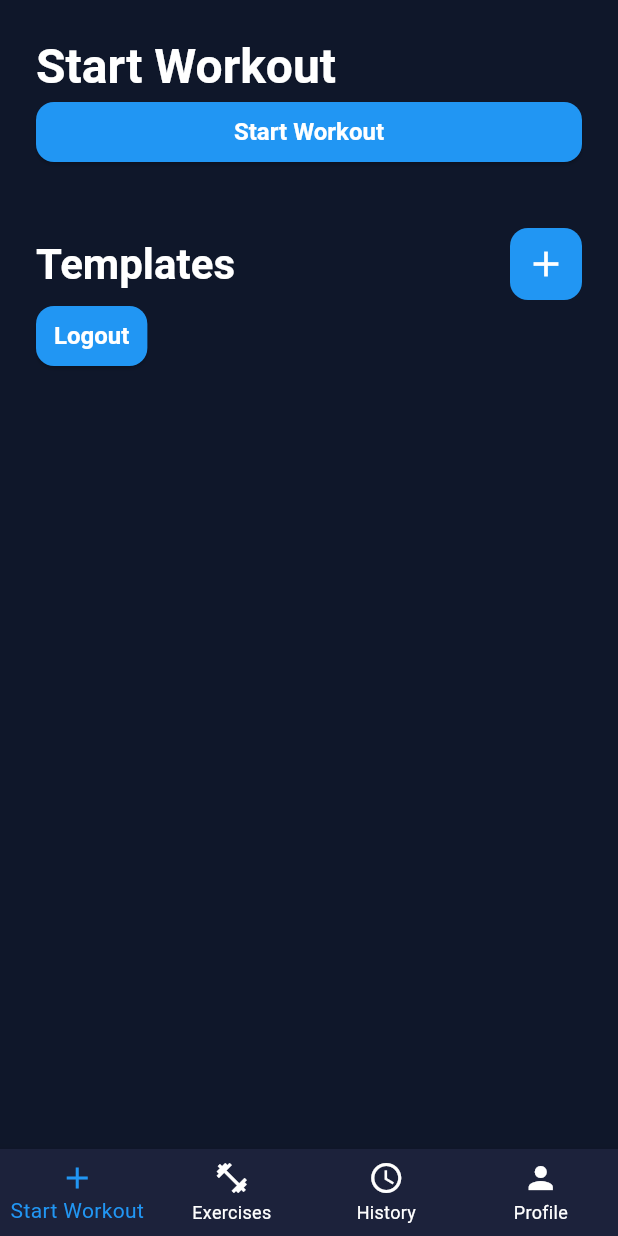
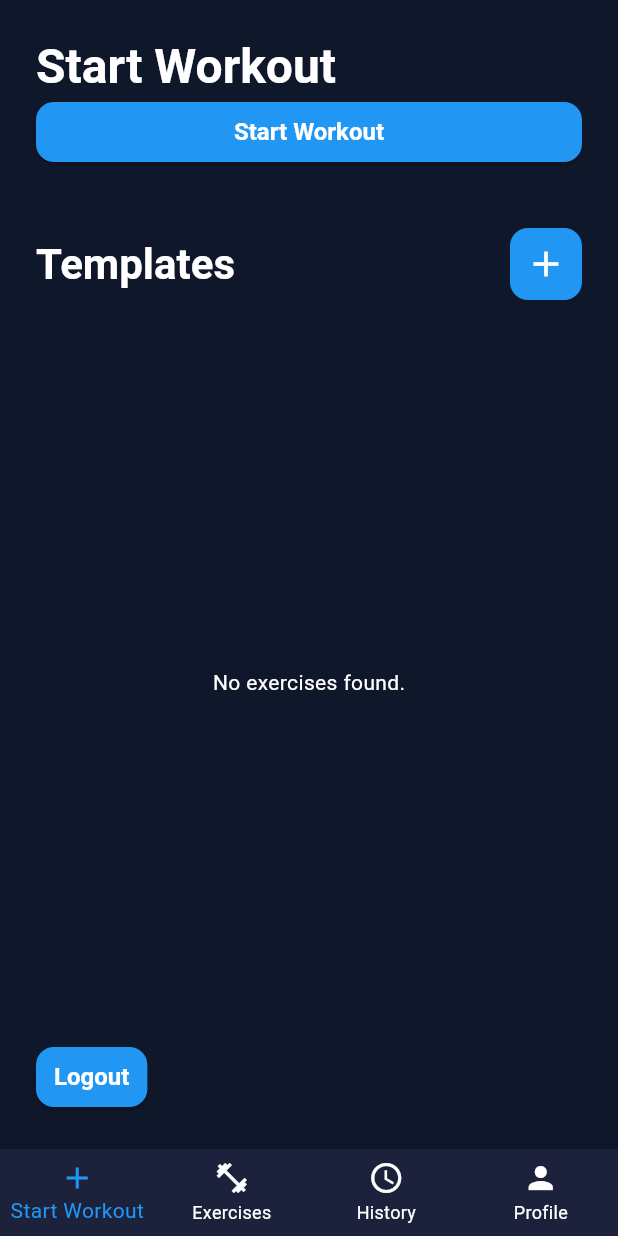
Before and after one commit to benbridgeman03/GymBuddy, a Flutter app: the screen it shows once a user with an empty profile is signed in, on a phone screen of 412 x 824 dp. Run offline on Flutter 3.47's test engine with Material 3 defaults, Android fonts, the phone set to English and light mode, and no system bars; our stand-ins replace cloud_firestore, firebase_auth, firebase_core, google_fonts; accounts and stored records are empty.

Commit message:
Added tempaltes to home screen
Just a list for now not interactable

```diff
--- a/gym_buddy/lib/main.dart
+++ b/gym_buddy/lib/main.dart
@@ -7,7 +7,7 @@ import 'views/auth/auth_view.dart';
 import 'views/main_app_shell.dart';
 import 'views/template_view.dart';
 import 'package:provider/provider.dart';
-import '/services/providers/exercise_provider.dart';
+import 'providers/exercise_provider.dart';
 
 void main() async {
   WidgetsFlutterBinding.ensureInitialized();
--- a/gym_buddy/lib/providers/exercise_provider.dart
+++ b/gym_buddy/lib/providers/exercise_provider.dart
@@ -2,7 +2,7 @@ import 'dart:async';
 import 'package:flutter/material.dart';
 import 'package:cloud_firestore/cloud_firestore.dart';
 import 'package:firebase_auth/firebase_auth.dart';
-import '../../models/exercise.dart';
+import '../models/exercise.dart';
 
 class ExerciseProvider extends ChangeNotifier {
   final List<Exercise> _exercises = [];
--- a/gym_buddy/lib/views/home_view.dart
+++ b/gym_buddy/lib/views/home_view.dart
@@ -1,11 +1,19 @@
 import 'package:flutter/material.dart';
 import 'package:firebase_auth/firebase_auth.dart';
+import 'package:cloud_firestore/cloud_firestore.dart';
+import 'package:gym_buddy/models/wokrout_template.dart';
 
 class HomeView extends StatelessWidget {
   const HomeView({super.key});
 
   @override
   Widget build(BuildContext context) {
+    final uid = FirebaseAuth.instance.currentUser?.uid;
+
+    if (uid == null) {
+      return const Center(child: Text('Please log in.'));
+    }
+
     return Scaffold(
       body: SafeArea(
         child: Padding(
@@ -60,6 +68,49 @@ class HomeView extends StatelessWidget {
                   ),
                 ],
               ),
+              const SizedBox(height: 16),
+              Expanded(
+                child: StreamBuilder(
+                  stream: FirebaseFirestore.instance
+                      .collection('users')
+                      .doc(uid)
+                      .collection('templates')
+                      .orderBy('name')
+                      .snapshots(),
+                  builder: (context, snapshot) {
+                    if (snapshot.connectionState == ConnectionState.waiting) {
+                      return const Center(child: CircularProgressIndicator());
+                    }
+                    if (!snapshot.hasData || snapshot.data!.docs.isEmpty) {
+                      return const Center(child: Text('No exercises found.'));
+                    }
+                    final templates = snapshot.data!.docs
+                        .map((doc) => WorkoutTemplate.fromDoc(doc))
+                        .toList();
+                    return ListView(
+                      children: [
+                        ...templates.map((template) {
+                          return Container(
+                            height: 60,
+                            decoration: BoxDecoration(
+                              color: Color.fromARGB(255, 8, 28, 70),
+                              borderRadius: BorderRadius.circular(12),
+                              border: Border.all(color: Colors.white24),
+                            ),
+                            child: ListTile(
+                              title: Text(
+                                template.name,
+                                style: const TextStyle(color: Colors.white),
+                              ),
+                            ),
+                          );
+                        }),
+                        const SizedBox(height: 16),
+                      ],
+                    );
+                  },
+                ),
+              ),
               ElevatedButton(
                 onPressed: () async {
                   await FirebaseAuth.instance.signOut();
--- a/gym_buddy/lib/views/template_view.dart
+++ b/gym_buddy/lib/views/template_view.dart
@@ -5,8 +5,6 @@ import 'package:gym_buddy/models/exercise.dart';
 import 'package:gym_buddy/models/wokrout_template.dart';
 import 'package:gym_buddy/widgets/workout_exercise_editor.dart';
 import '../widgets/exercise_picker.dart';
-import 'package:gym_buddy/providers/exercise_provider.dart';
-import 'package:provider/provider.dart';
 
 class TemplateView extends StatefulWidget {
   const TemplateView({super.key});
```
